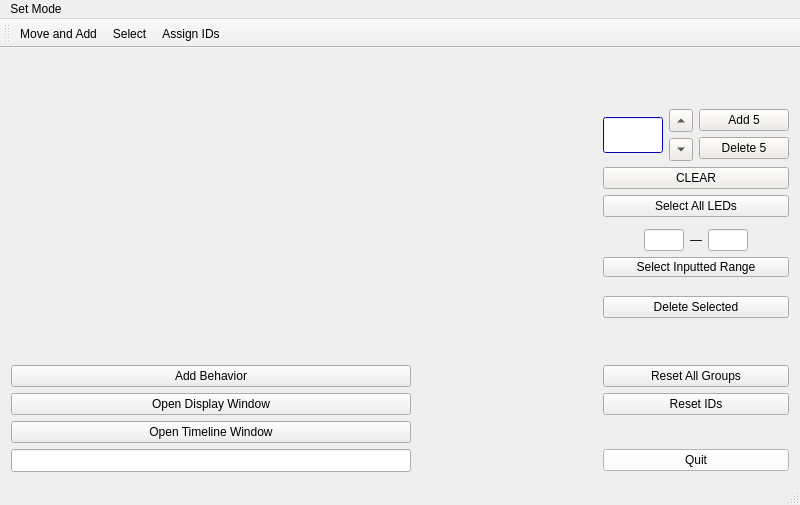
First picture: the form in GUI_Code/BlockTrial/mainwindow.ui, repository sonderswag/Modular-LED-HRI-, before the edit.
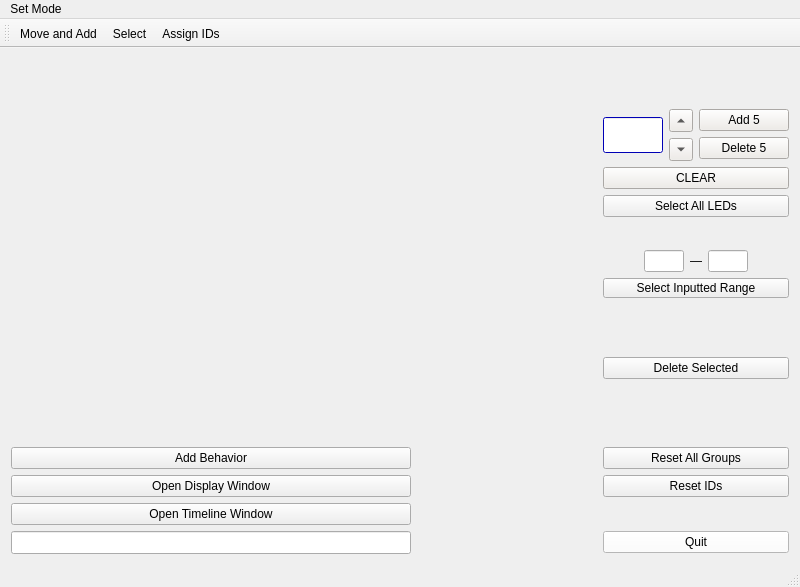
Second picture: the form after the edit. Icons and pictures are not drawn.

Diff of the .ui file:
```diff
--- a/GUI_Code/BlockTrial/mainwindow.ui
+++ b/GUI_Code/BlockTrial/mainwindow.ui
@@ -7,7 +7,7 @@
     <x>0</x>
     <y>0</y>
     <width>800</width>
-    <height>505</height>
+    <height>587</height>
    </rect>
   </property>
   <property name="windowTitle">
```
Left out of the diff: 10 changed lines with no effect on the pictures.
